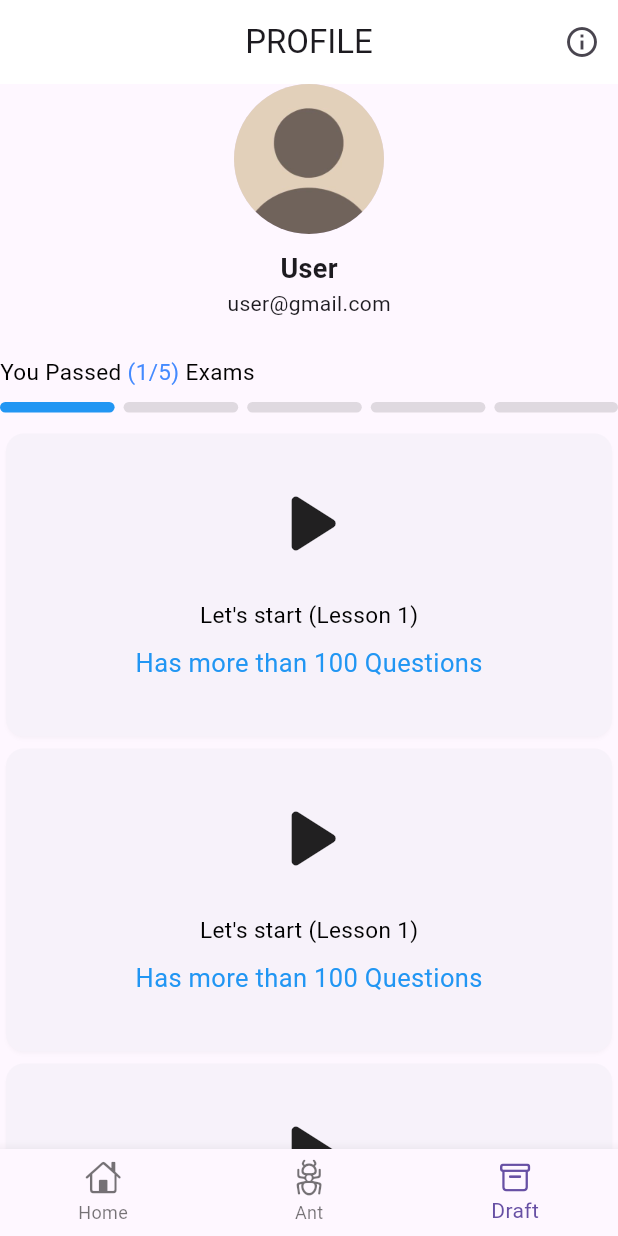
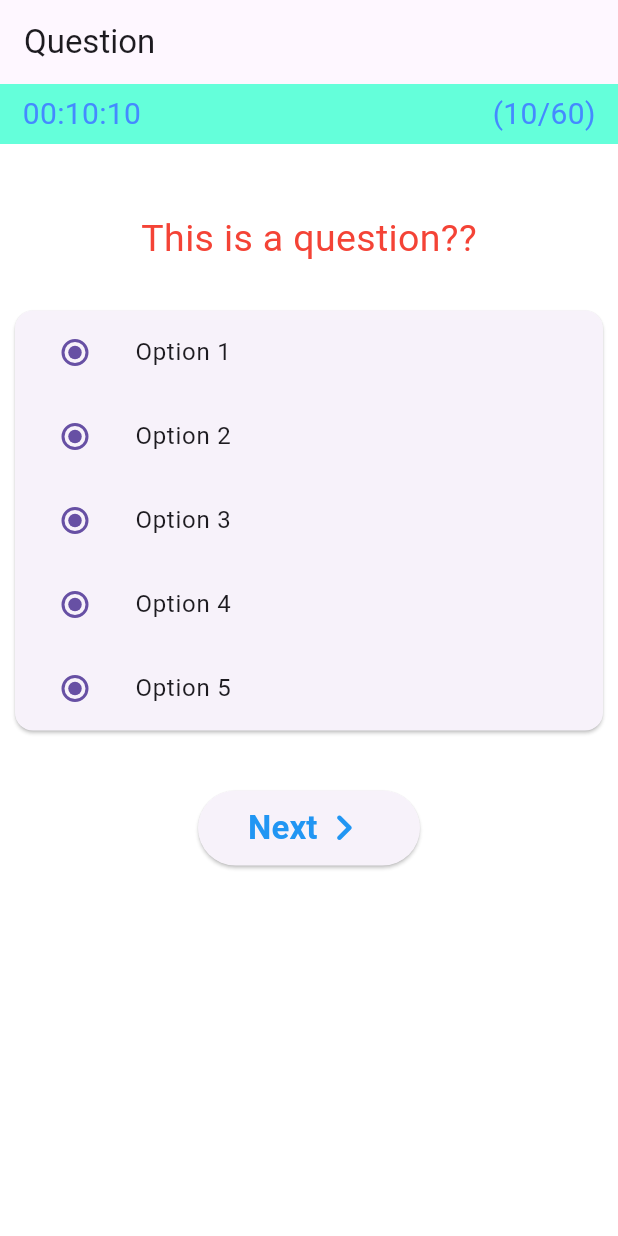
Before and after one commit to obaida9521/slient_project, a Flutter app: the screen it shows after launch, on a phone screen of 412 x 824 dp. Run offline on Flutter 3.47's test engine with Material 3 defaults, Android fonts, the phone set to English and light mode, and no system bars.

Commit message:
this is second commit

```diff
--- /dev/null
+++ b/lib/exam.dart
@@ -0,0 +1,142 @@
+import 'package:flutter/material.dart';
+
+class Exam extends StatelessWidget {
+  const Exam({Key? key}) : super(key: key);
+
+
+  @override
+  Widget build(BuildContext context) {
+    return MaterialApp(
+      home: Scaffold(
+        backgroundColor: Colors.white,
+        appBar: AppBar(
+          title: const Text("Question"),
+        ),
+        body: Column(
+
+          crossAxisAlignment: CrossAxisAlignment.center,
+          children: [
+            Container(
+              height: 40,
+              color: Colors.tealAccent,
+
+              child: const Row(
+
+                children: [
+                  SizedBox(width: 15,),
+                  Text(
+                    "00:10:10",
+                    style: TextStyle(
+                      fontSize: 20,
+                      color: Colors.blueAccent,
+                    ),
+                  ),
+                  Spacer(),
+                  Text(
+                    "(10/60)",
+                    style: TextStyle(
+                      fontSize: 20,
+                      color: Colors.blueAccent,
+                    ),
+                  ),
+                  SizedBox(width: 15,),
+
+                ],
+              ),
+            ),
+            const SizedBox(height: 45,),
+            const Text(
+              "This is a question??",
+              style: TextStyle(
+                fontSize: 25,
+                color: Colors.red,
+              ),
+            ),
+            const SizedBox(height: 20,),
+            Card(
+              margin: const EdgeInsets.all(10),
+              child: Column(
+                children: [
+                  ListTile(
+                    title: const Text("Option 1"),
+                    leading: Radio(
+                      value: 0,
+                      groupValue: 0,
+                      onChanged: (value) {
+                      },
+                    ),
+                  ),
+                  ListTile(
+                    title: const Text("Option 2"),
+                    leading: Radio(
+                      value: 0,
+                      groupValue: 0,
+                      onChanged: (value) {
+                      },
+                    ),
+                  ),
+                  ListTile(
+                    title: const Text("Option 3"),
+                    leading: Radio(
+                      value: 0,
+                      groupValue: 0,
+                      onChanged: (value) {
+                      },
+                    ),
+                  ),
+                  ListTile(
+                    title: const Text("Option 4"),
+                    leading: Radio(
+                      value: 0,
+                      groupValue: 0,
+                      onChanged: (value) {
+                      },
+                    ),
+                  ),
+                  ListTile(
+                    title: const Text("Option 5"),
+                    leading: Radio(
+                      value: 1,
+                      groupValue: 1,
+                      onChanged: (value) {
+                      },
+                    ),
+                  )
+                ],
+              ),
+            ),
+            const SizedBox(height: 30,),
+            ElevatedButton(onPressed: (){},
+              child: const SizedBox(
+                width: 100,
+                height: 50,
+                child: Row(
+                  crossAxisAlignment: CrossAxisAlignment.center,
+                  mainAxisAlignment: MainAxisAlignment.center,
+                  children: [
+                    Text(
+                      "Next",
+                      style: TextStyle(
+                          color: Colors.blue,
+                          fontSize: 22,
+                          fontWeight: FontWeight.bold
+                      ),
+                    ),
+                    Icon(
+                      Icons.navigate_next_rounded,
+                      color: Colors.blue,
+                      size: 35,
+                    ),
+                  ],
+                ),
+              ),
+            ),
+            const SizedBox(height: 50,),
+          ],
+        ),
+      ),
+    );
+  }
+
+  void setState(Null Function() param0) {}
+}
--- a/lib/main.dart
+++ b/lib/main.dart
@@ -1,6 +1,8 @@
 import 'package:client_project/SignIn.dart';
 import 'package:client_project/SignUp.dart';
 import 'package:client_project/UserDashboardView.dart';
+import 'package:client_project/exam.dart';
+import 'package:client_project/result.dart';
 import 'package:flutter/material.dart';
 
 void main() {
@@ -14,7 +16,7 @@ class MyApp extends StatelessWidget{
       theme: ThemeData(
           primarySwatch: Colors.amber,
       ),
-      home: UserDashboardView(),
+      home: const Exam(),
     );
   }
 
```
Also changed, not shown: lib/result.dart (added, +161 -0 lines).
